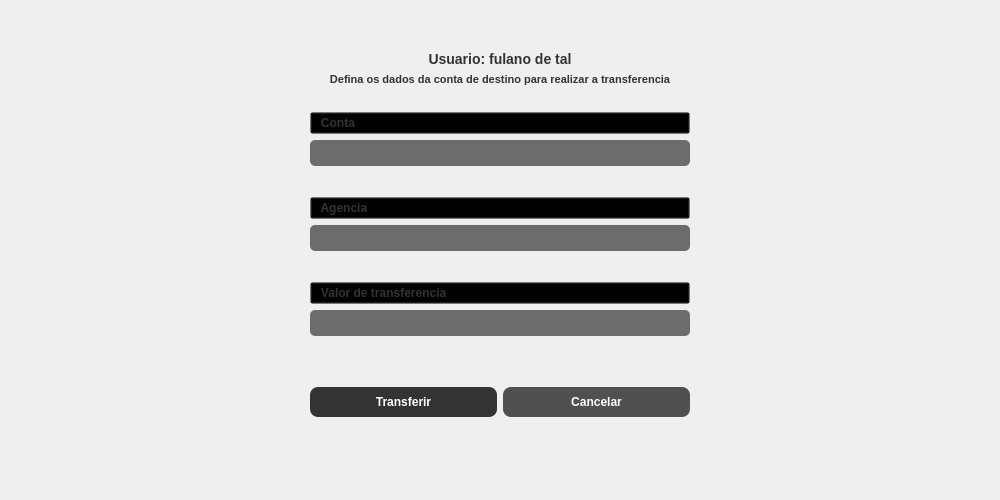
joaocarlos-losfe/Python-PyQt5-Banco, file Telas/tela_transferencia.ui: the form before one commit.
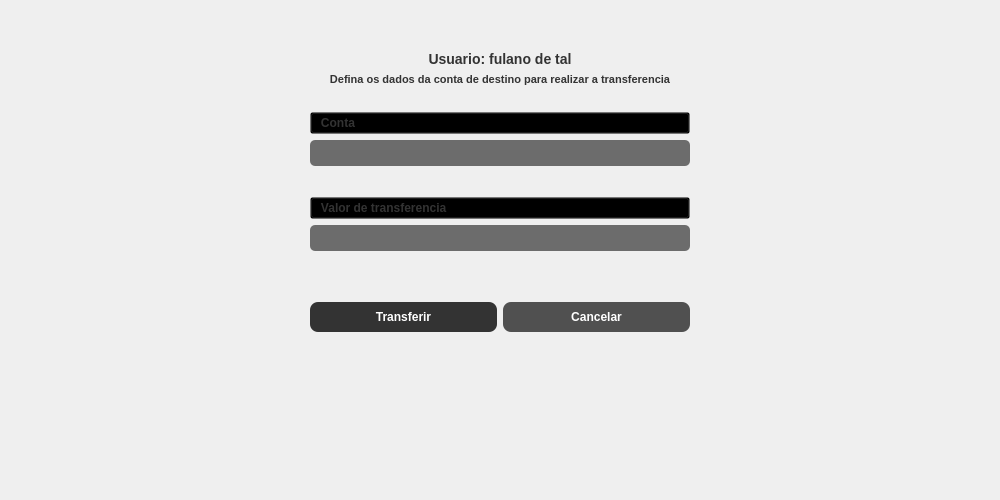
The form after the commit. Icons and pictures are not drawn.

```diff
--- a/Telas/tela_transferencia.ui
+++ b/Telas/tela_transferencia.ui
@@ -148,55 +148,6 @@
            </property>
           </spacer>
          </item>
-         <item>
-          <widget class="QPushButton" name="pushButton_14">
-           <property name="styleSheet">
-            <string notr="true">background-color: transparent; color: #333333;font-size: 12px; font-weight: bold; text-align: left;</string>
-           </property>
-           <property name="text">
-            <string>   Agencia</string>
-           </property>
-           <property name="icon">
-            <iconset>
-             <normaloff>../../../Projetos/testes/Assets/company.png</normaloff>../../../Projetos/testes/Assets/company.png</iconset>
-           </property>
-           <property name="iconSize">
-            <size>
-             <width>20</width>
-             <height>20</height>
-            </size>
-           </property>
-          </widget>
-         </item>
-         <item>
-          <widget class="QLineEdit" name="le_tran_agencia">
-           <property name="minimumSize">
-            <size>
-             <width>380</width>
-             <height>0</height>
-            </size>
-           </property>
-           <property name="styleSheet">
-            <string notr="true">background-color: #6C6C6C; color: white; padding: 5px; corner-radius: 10px; font-size: 12px; font-weight: bold; border-radius: 5px;</string>
-           </property>
-          </widget>
-         </item>
-         <item>
-          <spacer name="verticalSpacer_17">
-           <property name="orientation">
-            <enum>Qt::Vertical</enum>
-           </property>
-           <property name="sizeType">
-            <enum>QSizePolicy::Maximum</enum>
-           </property>
-           <property name="sizeHint" stdset="0">
-            <size>
-             <width>20</width>
-             <height>25</height>
-            </size>
-           </property>
-          </spacer>
-         </item>
          <item>
           <widget class="QPushButton" name="pushButton_15">
            <property name="styleSheet">
```
